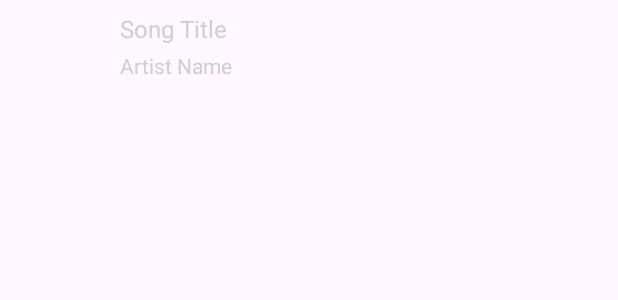
After one commit to NamDo03/Music_App, an Android app: the layout search_item_layout.xml on its own in the app's theme, with its tools: preview values and no code run, on a phone screen of 412 x 824 dp. The commit adds this screen. Shown: the top 300 px of the screen. Run offline under Robolectric (Android 15) with nearby library versions, the light colour scheme and no system bars.

Commit message:
Album cua Ngoc 2

```diff
--- a/app/src/main/AndroidManifest.xml
+++ b/app/src/main/AndroidManifest.xml
@@ -22,6 +22,10 @@
             android:name=".PlayerActivity"
             android:exported="false" />
         <activity
+            android:name=".SearchActivity"
+            android:exported="false" />
+
+        <activity
             android:name=".LoginActivity"
             android:exported="false" />
         <activity
--- a/app/src/main/java/com/example/music_app/PlayerActivity.java
+++ b/app/src/main/java/com/example/music_app/PlayerActivity.java
@@ -17,7 +17,8 @@ public class PlayerActivity extends AppCompatActivity {
     private ActivityPlayerBinding binding;
     private ExoPlayer exoPlayer;
 
-    @OptIn(markerClass = UnstableApi.class) @Override
+    @OptIn(markerClass = UnstableApi.class)
+    @Override
     protected void onCreate(Bundle savedInstanceState) {
         super.onCreate(savedInstanceState);
         binding = ActivityPlayerBinding.inflate(getLayoutInflater());
@@ -36,4 +37,5 @@ public class PlayerActivity extends AppCompatActivity {
         }
     }
 
+
 }
--- /dev/null
+++ b/app/src/main/res/layout/search_item_layout.xml
@@ -0,0 +1,41 @@
+<?xml version="1.0" encoding="utf-8"?>
+<RelativeLayout xmlns:android="http://schemas.android.com/apk/res/android"
+    android:layout_width="match_parent"
+    android:layout_height="wrap_content"
+    android:padding="8dp">
+
+    <ImageView
+        android:id="@+id/song_cover_image"
+        android:layout_width="64dp"
+        android:layout_height="64dp"
+        android:layout_alignParentStart="true"
+        android:layout_centerVertical="true" />
+
+
+    <LinearLayout
+        android:layout_width="match_parent"
+        android:layout_height="wrap_content"
+        android:layout_toEndOf="@id/song_cover_image"
+        android:layout_marginStart="8dp"
+        android:orientation="vertical">
+
+        <TextView
+            android:id="@+id/song_title"
+            android:layout_width="match_parent"
+            android:layout_height="wrap_content"
+            android:text="Song Title"
+            android:textColor="@color/textWhite"
+            android:textSize="16sp"
+            android:layout_marginBottom="4dp" />
+
+        <TextView
+            android:id="@+id/song_artist"
+            android:layout_width="match_parent"
+            android:layout_height="wrap_content"
+            android:text="Artist Name"
+            android:textColor="@color/textWhite"
+            android:textSize="14sp" />
+
+    </LinearLayout>
+
+</RelativeLayout>
--- a/app/src/main/res/menu/option_menu.xml
+++ b/app/src/main/res/menu/option_menu.xml
@@ -1,6 +1,12 @@
 <?xml version="1.0" encoding="utf-8"?>
 <menu xmlns:android="http://schemas.android.com/apk/res/android">
 
+    <item
+        android:id="@+id/app_bar_search"
+        android:layout_width="wrap_content"
+        android:layout_height="wrap_content"
+        android:icon="@drawable/ic_search_black_24dp"
+        android:title="Search" />
     <item android:title="Logout"
         android:id="@+id/logout"/>
 
--- a/app/src/main/res/values/colors.xml
+++ b/app/src/main/res/values/colors.xml
@@ -4,4 +4,5 @@
     <color name="white">#FFFFFFFF</color>
     <color name="blueDark">#010B28</color>
     <color name="textWhite">#CFCFD0</color>
+
 </resources>
--- a/build.gradle.kts
+++ b/build.gradle.kts
@@ -5,5 +5,5 @@ buildscript {
 }
 // Top-level build file where you can add configuration options common to all sub-projects/modules.
 plugins {
-    id("com.android.application") version "8.2.0" apply false
+    id("com.android.application") version "8.3.1" apply false
 }
```
Also changed, not shown: app/build.gradle.kts (+4 -3 lines), app/src/main/java/com/example/music_app/MainActivity.java (+17 -3 lines), app/src/main/java/com/example/music_app/SearchActivity.java (added, +119 -0 lines), app/src/main/java/com/example/music_app/adapter/FilteredSongListAdapter.java (added, +83 -0 lines), app/src/main/java/com/example/music_app/adapter/SectionSongListAdapter.java (+16 -4 lines), app/src/main/res/drawable/ic_search_black_24dp.xml (added, +9 -0 lines), app/src/main/res/layout/activity_main.xml (+11 -3 lines), app/src/main/res/layout/search_layout.xml (added, +49 -0 lines), app/src/main/res/layout/song_list_item_recycler_row.xml (+7 -8 lines), app/src/main/res/drawable/abc.jpg (added), gradle/wrapper/gradle-wrapper.properties, 1 other file.
